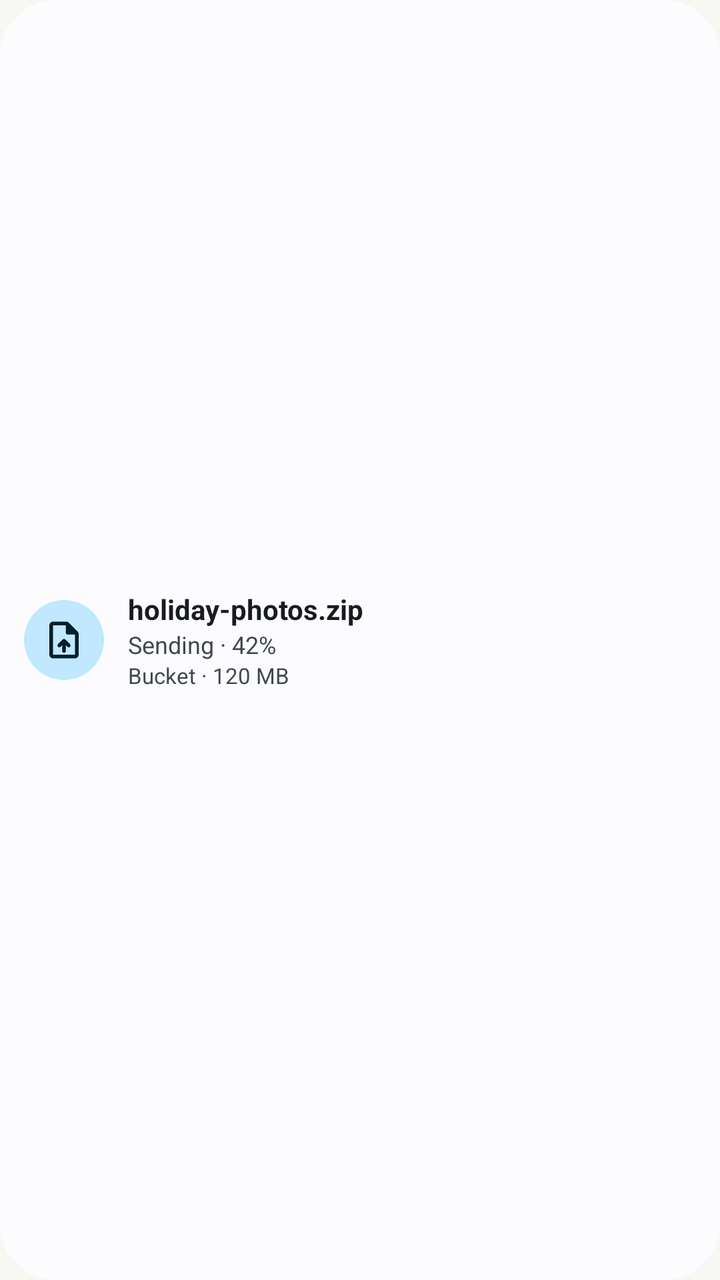
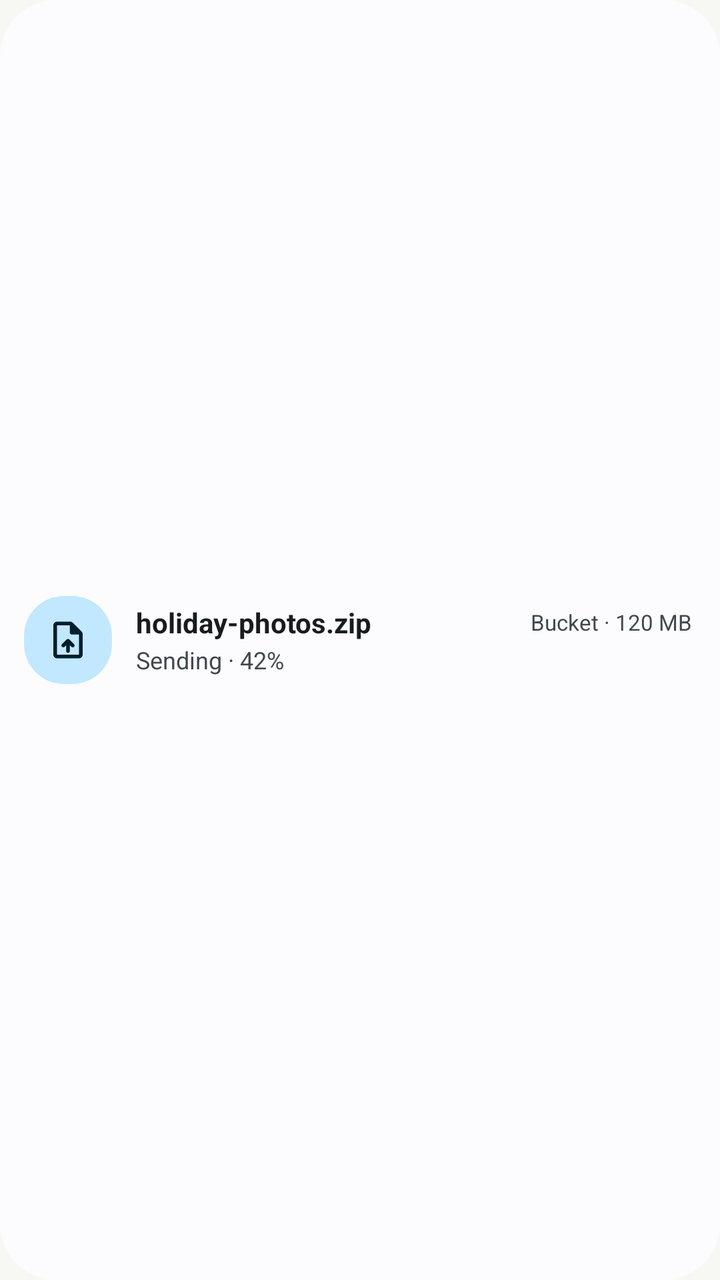

Screens rendered from an Android XML layout before and after an edit, with the pre-edit source and the edit as a unified diff.
<!-- AndroidManifest.xml: application theme DeskLinkTheme.NoActionBar -->
<!-- res/layout/widget_transfers.xml -->
<?xml version="1.0" encoding="utf-8"?>
<LinearLayout xmlns:android="http://schemas.android.com/apk/res/android"
    xmlns:tools="http://schemas.android.com/tools"
    android:id="@android:id/background"
    tools:ignore="UseAppTint"
    android:layout_width="match_parent"
    android:layout_height="match_parent"
    android:background="@drawable/widget_desk_background"
    android:gravity="center_vertical"
    android:orientation="horizontal"
    android:paddingStart="12dp"
    android:paddingTop="8dp"
    android:paddingEnd="12dp"
    android:paddingBottom="8dp">

    <ImageView
        android:id="@+id/t_icon"
        android:layout_width="40dp"
        android:layout_height="40dp"
        android:background="@drawable/widget_tonal_circle"
        android:importantForAccessibility="no"
        android:padding="9dp"
        android:src="@drawable/sym_upload_file"
        android:tint="@color/widget_on_tonal" />

    <LinearLayout
        android:layout_width="0dp"
        android:layout_height="wrap_content"
        android:layout_marginStart="12dp"
        android:layout_weight="1"
        android:orientation="vertical">

        <TextView
            android:id="@+id/t_title"
            android:layout_width="match_parent"
            android:layout_height="wrap_content"
            android:ellipsize="middle"
            android:maxLines="1"
            android:text="@string/widget_transfers_preview_name"
            android:textColor="@color/widget_text"
            android:textSize="14sp"
            android:textStyle="bold" />

        <TextView
            android:id="@+id/t_sub"
            android:layout_width="match_parent"
            android:layout_height="wrap_content"
            android:ellipsize="end"
            android:maxLines="1"
            android:text="@string/widget_transfers_preview_sub"
            android:textColor="@color/widget_text_dim"
            android:textSize="12sp" />

        <ProgressBar
            android:id="@+id/t_progress"
            style="?android:attr/progressBarStyleHorizontal"
            android:layout_width="match_parent"
            android:layout_height="4dp"
            android:layout_marginTop="4dp"
            android:max="100"
            android:progress="42"
            android:progressDrawable="@drawable/widget_progress"
            android:visibility="gone" />

        <TextView
            android:id="@+id/t_bucket"
            android:layout_width="match_parent"
            android:layout_height="wrap_content"
            android:ellipsize="end"
            android:maxLines="1"
            android:text="@string/widget_transfers_preview_bucket"
            android:textColor="@color/widget_text_dim"
            android:textSize="11sp" />
    </LinearLayout>
</LinearLayout>
<!-- resources referenced by this layout -->
<resources>
  <color name="widget_on_tonal">#FF1B2F7A</color>
  <color name="widget_text">#FF18181B</color>
  <color name="widget_text_dim">#FF5F5F67</color>
  <!-- drawable widget_progress (drawable) -->
  <?xml version="1.0" encoding="utf-8"?>
  <layer-list xmlns:android="http://schemas.android.com/apk/res/android">
      <item android:id="@android:id/background">
          <shape android:shape="rectangle">
              <solid android:color="@color/widget_tonal" />
              <corners android:radius="2dp" />
          </shape>
      </item>
      <item android:id="@android:id/progress">
          <clip>
              <shape android:shape="rectangle">
                  <solid android:color="@color/widget_accent" />
                  <corners android:radius="2dp" />
              </shape>
          </clip>
      </item>
  </layer-list>
  <!-- drawable widget_tonal_circle (drawable) -->
  <?xml version="1.0" encoding="utf-8"?>
  <ripple xmlns:android="http://schemas.android.com/apk/res/android" android:color="@color/widget_button_bg">
      <item>
          <shape android:shape="oval">
              <solid android:color="@color/widget_tonal" />
          </shape>
      </item>
  </ripple>
  <string name="widget_transfers_preview_bucket">Bucket · 120 MB</string>
  <string name="widget_transfers_preview_name">holiday-photos.zip</string>
  <string name="widget_transfers_preview_sub">Sending · 42%</string>
  <style name="DeskLinkTheme.NoActionBar" parent="DeskLinkThemeBase.NoActionBar" />
  <color name="widget_bg">#FFFFFFFF</color>
  <dimen name="widget_radius">24dp</dimen>
  <color name="widget_tonal">#FFE2E8FB</color>
  <color name="widget_accent">#FF3256D6</color>
  <color name="widget_button_bg">#0D000000</color>
  <style name="DeskLinkThemeBase.NoActionBar" parent="DeskLinkTheme">
          <item name="windowActionBar">false</item>
          <item name="windowNoTitle">true</item>
      </style>
  <style name="DeskLinkTheme" parent="DeskLinkThemeBase" />
  <color name="brand_primary">#3256D6</color>
  <color name="brand_on_primary">#FFFFFF</color>
  <color name="brand_primary_container">#E2E8FB</color>
  <color name="brand_on_primary_container">#1B2F7A</color>
  <color name="brand_secondary">#5F5F67</color>
  <color name="brand_on_secondary">#FFFFFF</color>
  <color name="brand_secondary_container">#E2E8FB</color>
  <color name="brand_on_secondary_container">#1B2F7A</color>
  <color name="brand_tertiary">#0F9B72</color>
  <color name="brand_on_tertiary">#FFFFFF</color>
  <color name="brand_tertiary_container">#D7F0E7</color>
  <color name="brand_on_tertiary_container">#0B7A59</color>
  <color name="brand_background">#F7F7F4</color>
  <color name="brand_on_background">#18181B</color>
  <color name="brand_surface_variant">#ECECE8</color>
  <color name="brand_on_surface_variant">#5F5F67</color>
  <color name="brand_outline">#D4D4CF</color>
  <color name="brand_outline_variant">#E6E6E3</color>
  <color name="brand_surface_container_lowest">#FFFFFF</color>
  <color name="brand_surface_container_low">#FFFFFF</color>
  <color name="brand_surface_container">#FFFFFF</color>
  <color name="brand_surface_container_high">#ECECE8</color>
  <color name="brand_surface_container_highest">#ECECE8</color>
  <style name="DeskLinkToolbar" parent="Widget.Material3.Toolbar" />
  <style name="DeskLinkCardStyle" parent="@style/Widget.Material3.CardView.Elevated" />
  <dimen name="desk_dialog_radius">24dp</dimen>
  <style name="DeskLinkDialogButton" parent="Widget.Material3.Button.TextButton.Dialog">
          <item name="shapeAppearance">@style/DeskLinkDialogShape</item>
          <item name="android:minHeight">48dp</item>
          <item name="android:textColor">?attr/colorPrimary</item>
      </style>
  <style name="DeskLinkDialogShape" parent="ShapeAppearance.Material3.Corner.Full" />
  <!-- unchanged entries left out for length: 5 -->
</resources>

<!-- the commit's change to res/layout/widget_transfers.xml (unified diff, before → after) -->
@@ -9,17 +9,17 @@
     android:gravity="center_vertical"
     android:orientation="horizontal"
     android:paddingStart="12dp"
-    android:paddingTop="8dp"
-    android:paddingEnd="12dp"
-    android:paddingBottom="8dp">
+    android:paddingTop="6dp"
+    android:paddingEnd="14dp"
+    android:paddingBottom="6dp">
 
     <ImageView
         android:id="@+id/t_icon"
-        android:layout_width="40dp"
-        android:layout_height="40dp"
-        android:background="@drawable/widget_tonal_circle"
+        android:layout_width="44dp"
+        android:layout_height="44dp"
+        android:background="@drawable/widget_icon_square"
         android:importantForAccessibility="no"
-        android:padding="9dp"
+        android:padding="11dp"
         android:src="@drawable/sym_upload_file"
         android:tint="@color/widget_on_tonal" />
 
@@ -28,24 +28,48 @@
         android:layout_height="wrap_content"
         android:layout_marginStart="12dp"
         android:layout_weight="1"
+        android:importantForAccessibility="no"
         android:orientation="vertical">
 
-        <TextView
-            android:id="@+id/t_title"
+        <LinearLayout
             android:layout_width="match_parent"
             android:layout_height="wrap_content"
-            android:ellipsize="middle"
-            android:maxLines="1"
-            android:text="@string/widget_transfers_preview_name"
-            android:textColor="@color/widget_text"
-            android:textSize="14sp"
-            android:textStyle="bold" />
+            android:gravity="center_vertical"
+            android:importantForAccessibility="no"
+            android:orientation="horizontal">
+
+            <TextView
+                android:id="@+id/t_title"
+                android:layout_width="0dp"
+                android:layout_height="wrap_content"
+                android:layout_weight="1"
+                android:ellipsize="middle"
+                android:importantForAccessibility="no"
+                android:maxLines="1"
+                android:text="@string/widget_transfers_preview_name"
+                android:textColor="@color/widget_text"
+                android:textSize="14sp"
+                android:textStyle="bold" />
+
+            <TextView
+                android:id="@+id/t_bucket"
+                android:layout_width="wrap_content"
+                android:layout_height="wrap_content"
+                android:layout_marginStart="8dp"
+                android:importantForAccessibility="no"
+                android:maxLines="1"
+                android:text="@string/widget_transfers_preview_bucket"
+                android:textColor="@color/widget_text_dim"
+                android:textSize="11sp" />
+        </LinearLayout>
 
         <TextView
             android:id="@+id/t_sub"
             android:layout_width="match_parent"
             android:layout_height="wrap_content"
+            android:layout_marginTop="1dp"
             android:ellipsize="end"
+            android:importantForAccessibility="no"
             android:maxLines="1"
             android:text="@string/widget_transfers_preview_sub"
             android:textColor="@color/widget_text_dim"
@@ -55,21 +79,12 @@
             android:id="@+id/t_progress"
             style="?android:attr/progressBarStyleHorizontal"
             android:layout_width="match_parent"
-            android:layout_height="4dp"
-            android:layout_marginTop="4dp"
+            android:layout_height="6dp"
+            android:layout_marginTop="5dp"
+            android:importantForAccessibility="no"
             android:max="100"
             android:progress="42"
             android:progressDrawable="@drawable/widget_progress"
             android:visibility="gone" />
-
-        <TextView
-            android:id="@+id/t_bucket"
-            android:layout_width="match_parent"
-            android:layout_height="wrap_content"
-            android:ellipsize="end"
-            android:maxLines="1"
-            android:text="@string/widget_transfers_preview_bucket"
-            android:textColor="@color/widget_text_dim"
-            android:textSize="11sp" />
     </LinearLayout>
 </LinearLayout>
<!-- resource entries referenced after the edit -->
@@ -3,33 +3,30 @@
   <color name="widget_on_tonal">#FF1B2F7A</color>
   <color name="widget_text">#FF18181B</color>
   <color name="widget_text_dim">#FF5F5F67</color>
+  <!-- drawable widget_icon_square (drawable) -->
+  <?xml version="1.0" encoding="utf-8"?>
+  <shape xmlns:android="http://schemas.android.com/apk/res/android" android:shape="rectangle">
+      <solid android:color="@color/widget_tonal" />
+      <corners android:radius="@dimen/widget_inner_radius" />
+  </shape>
   <!-- drawable widget_progress (drawable) -->
   <?xml version="1.0" encoding="utf-8"?>
   <layer-list xmlns:android="http://schemas.android.com/apk/res/android">
       <item android:id="@android:id/background">
           <shape android:shape="rectangle">
               <solid android:color="@color/widget_tonal" />
-              <corners android:radius="2dp" />
+              <corners android:radius="3dp" />
           </shape>
       </item>
       <item android:id="@android:id/progress">
           <clip>
               <shape android:shape="rectangle">
                   <solid android:color="@color/widget_accent" />
-                  <corners android:radius="2dp" />
+                  <corners android:radius="3dp" />
               </shape>
           </clip>
       </item>
   </layer-list>
-  <!-- drawable widget_tonal_circle (drawable) -->
-  <?xml version="1.0" encoding="utf-8"?>
-  <ripple xmlns:android="http://schemas.android.com/apk/res/android" android:color="@color/widget_button_bg">
-      <item>
-          <shape android:shape="oval">
-              <solid android:color="@color/widget_tonal" />
-          </shape>
-      </item>
-  </ripple>
   <string name="widget_transfers_preview_bucket">Bucket · 120 MB</string>
   <string name="widget_transfers_preview_name">holiday-photos.zip</string>
   <string name="widget_transfers_preview_sub">Sending · 42%</string>
@@ -37,8 +34,8 @@
   <color name="widget_bg">#FFFFFFFF</color>
   <dimen name="widget_radius">24dp</dimen>
   <color name="widget_tonal">#FFE2E8FB</color>
+  <dimen name="widget_inner_radius">16dp</dimen>
   <color name="widget_accent">#FF3256D6</color>
-  <color name="widget_button_bg">#0D000000</color>
   <style name="DeskLinkThemeBase.NoActionBar" parent="DeskLinkTheme">
           <item name="windowActionBar">false</item>
           <item name="windowNoTitle">true</item>
